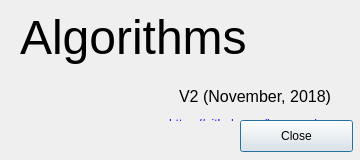
This is frmabout.ui in jorgemedra/Algorithms as Qt 5 draws it before an edit. The edited form follows.
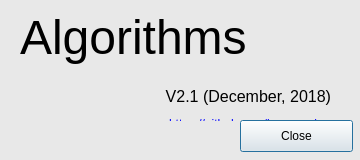
This is the edited form.

Diff of the .ui file:
```diff
--- a/frmabout.ui
+++ b/frmabout.ui
@@ -28,9 +28,76 @@
     <height>160</height>
    </size>
   </property>
+  <property name="palette">
+   <palette>
+    <active>
+     <colorrole role="Base">
+      <brush brushstyle="SolidPattern">
+       <color alpha="255">
+        <red>255</red>
+        <green>255</green>
+        <blue>255</blue>
+       </color>
+      </brush>
+     </colorrole>
+     <colorrole role="Window">
+      <brush brushstyle="SolidPattern">
+       <color alpha="255">
+        <red>232</red>
+        <green>232</green>
+        <blue>232</blue>
+       </color>
+      </brush>
+     </colorrole>
+    </active>
+    <inactive>
+     <colorrole role="Base">
+      <brush brushstyle="SolidPattern">
+       <color alpha="255">
+        <red>255</red>
+        <green>255</green>
+        <blue>255</blue>
+       </color>
+      </brush>
+     </colorrole>
+     <colorrole role="Window">
+      <brush brushstyle="SolidPattern">
+       <color alpha="255">
+        <red>232</red>
+        <green>232</green>
+        <blue>232</blue>
+       </color>
+      </brush>
+     </colorrole>
+    </inactive>
+    <disabled>
+     <colorrole role="Base">
+      <brush brushstyle="SolidPattern">
+       <color alpha="255">
+        <red>232</red>
+        <green>232</green>
+        <blue>232</blue>
+       </color>
+      </brush>
+     </colorrole>
+     <colorrole role="Window">
+      <brush brushstyle="SolidPattern">
+       <color alpha="255">
+        <red>232</red>
+        <green>232</green>
+        <blue>232</blue>
+       </color>
+      </brush>
+     </colorrole>
+    </disabled>
+   </palette>
+  </property>
   <property name="windowTitle">
    <string>About</string>
   </property>
+  <property name="autoFillBackground">
+   <bool>true</bool>
+  </property>
   <widget class="QLabel" name="label">
    <property name="geometry">
     <rect>
@@ -41,7 +108,7 @@
     </rect>
    </property>
    <property name="text">
-    <string>&lt;html&gt;&lt;head/&gt;&lt;body&gt;&lt;p&gt;&lt;span style=&quot; font-size:36pt; color:#000000;&quot;&gt;Algorithms&lt;/span&gt;&lt;/p&gt;&lt;p align=&quot;right&quot;&gt;&lt;span style=&quot; font-size:18pt; color:#000000; vertical-align:sub;&quot;&gt;V2 (November, 2018)&lt;/span&gt;&lt;/p&gt;&lt;p align=&quot;right&quot;&gt;&lt;a href=&quot;https://github.com/jorgemedra&quot;&gt;&lt;span style=&quot; text-decoration: underline; color:#0000ff;&quot;&gt;https://github.com/jorgemedra.&lt;/span&gt;&lt;/a&gt;&lt;/p&gt;&lt;/body&gt;&lt;/html&gt;</string>
+    <string>&lt;html&gt;&lt;head/&gt;&lt;body&gt;&lt;p&gt;&lt;span style=&quot; font-size:36pt; color:#000000;&quot;&gt;Algorithms&lt;/span&gt;&lt;/p&gt;&lt;p align=&quot;right&quot;&gt;&lt;span style=&quot; font-size:18pt; color:#000000; vertical-align:sub;&quot;&gt;V2.1 (December, 2018)&lt;/span&gt;&lt;/p&gt;&lt;p align=&quot;right&quot;&gt;&lt;a href=&quot;https://github.com/jorgemedra&quot;&gt;&lt;span style=&quot; text-decoration: underline; color:#0000ff;&quot;&gt;https://github.com/jorgemedra.&lt;/span&gt;&lt;/a&gt;&lt;/p&gt;&lt;/body&gt;&lt;/html&gt;</string>
    </property>
    <property name="textFormat">
     <enum>Qt::RichText</enum>
```
